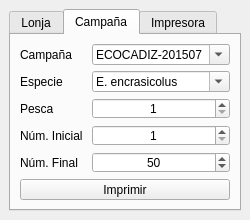
The window that ui/labelprinter.ui (jtornero/etikreator) describes before a commit, drawn with Qt 5.
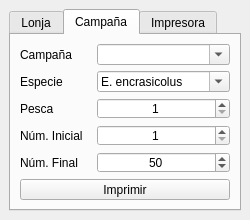
The same window after the commit. The open tabs and pages were chosen to show the change.

Commit message: Removing default values for fish markets and surveys

The edit to the form file:
```diff
--- a/ui/labelprinter.ui
+++ b/ui/labelprinter.ui
@@ -282,16 +282,6 @@
           <property name="editable">
            <bool>true</bool>
           </property>
-          <item>
-           <property name="text">
-            <string>ECOCADIZ-201507</string>
-           </property>
-          </item>
-          <item>
-           <property name="text">
-            <string>ECOCADIZ-R-2015</string>
-           </property>
-          </item>
          </widget>
         </item>
         <item row="4" column="1">
```
Left out of the diff: 17 changed lines with no effect on the pictures. The commit also changes 2 other files.
